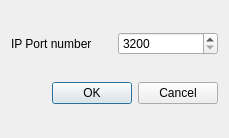
Old version of the form MITK/Modules/IGIDataSources/Dialogs/niftkIPPortDialog.ui in the repository NifTK/NifTK.
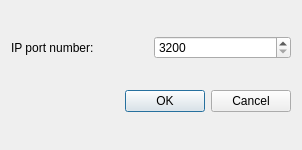
New version of the form.

Commit message: Issue #4744: Add new Host, Port, Extension dialog.

What changed in the file:
```diff
--- a/MITK/Modules/IGIDataSources/Dialogs/niftkIPPortDialog.ui
+++ b/MITK/Modules/IGIDataSources/Dialogs/niftkIPPortDialog.ui
@@ -6,8 +6,8 @@
    <rect>
     <x>0</x>
     <y>0</y>
-    <width>229</width>
-    <height>138</height>
+    <width>302</width>
+    <height>150</height>
    </rect>
   </property>
   <property name="windowTitle">
@@ -24,7 +24,7 @@
           <string>The port number the server should listen on.</string>
          </property>
          <property name="text">
-          <string>IP Port number</string>
+          <string>IP port number:</string>
          </property>
         </widget>
        </item>
```
The commit also changes 8 other files.
